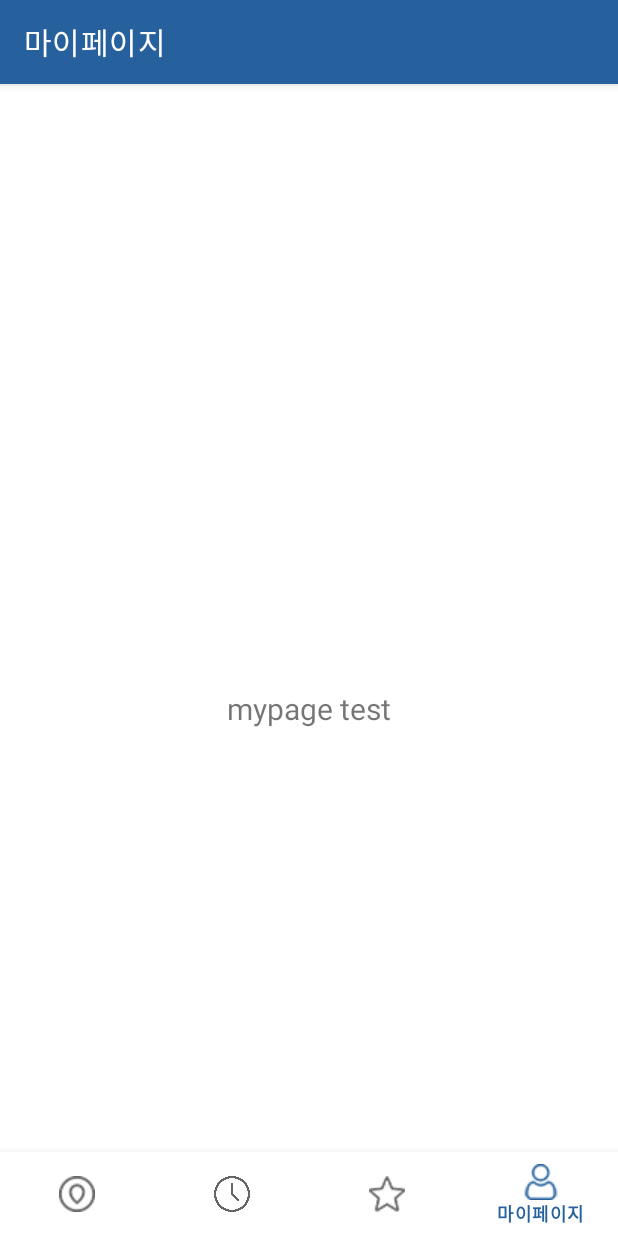
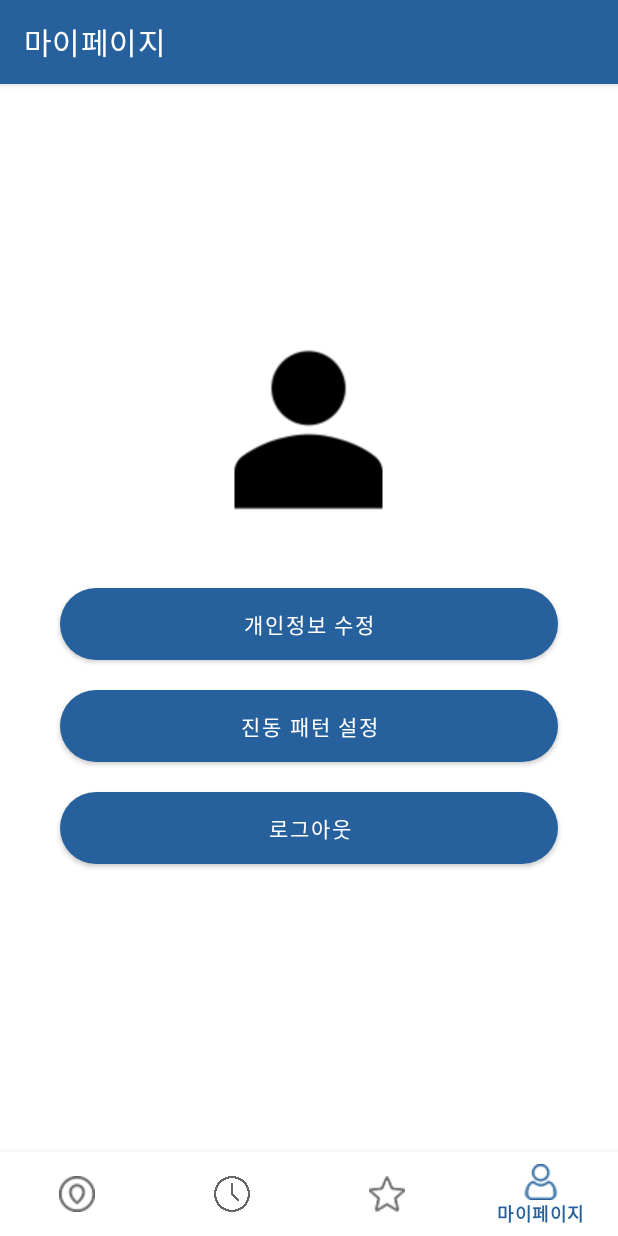
Before and after one commit to yamiblack/Polaris_Android, an Android app: the MyPageFragment screen opened through its navigation route, on a phone screen of 412 x 824 dp. Run offline under Robolectric (Android 15) with nearby library versions, the phone set to English and light mode, and no system bars; our stand-ins replace Firebase (no records; nobody signed in at launch, a user with empty details on screens opened directly), navigation-ui.

Commit message:
added mypage

```diff
--- a/app/src/main/java/com/bigdipper/android/polaris/ui/mypage/MyPageFragment.java
+++ b/app/src/main/java/com/bigdipper/android/polaris/ui/mypage/MyPageFragment.java
@@ -1,21 +1,46 @@
 package com.bigdipper.android.polaris.ui.mypage;
 
+import android.content.Context;
+import android.content.Intent;
 import android.os.Bundle;
 import android.view.LayoutInflater;
 import android.view.View;
 import android.view.ViewGroup;
+import android.widget.Button;
+import android.widget.Toast;
 
 import androidx.annotation.NonNull;
 import androidx.fragment.app.Fragment;
 
 import com.bigdipper.android.polaris.R;
+import com.bigdipper.android.polaris.ui.membership.LoginActivity;
+import com.google.firebase.auth.FirebaseAuth;
 
 public class MyPageFragment extends Fragment {
-
+    Button btnLogOut;
 
     public View onCreateView(@NonNull LayoutInflater inflater,
                              ViewGroup container, Bundle savedInstanceState) {
         View root = inflater.inflate(R.layout.fragment_mypage, container, false);
+
+        btnLogOut = root.findViewById(R.id.btn_logout);
+
+        btnLogOut.setOnClickListener(new View.OnClickListener() {
+            @Override
+            public void onClick(View view) {
+                FirebaseAuth.getInstance().signOut();
+                Toast.makeText(container.getContext(), "로그아웃에 성공했습니다.", Toast.LENGTH_SHORT).show();
+                startLogInActivity();
+            }
+        });
         return root;
     }
+
+
+    private void startLogInActivity() {
+        Intent intent = new Intent(getActivity(), LoginActivity.class);
+        intent.addFlags(Intent.FLAG_ACTIVITY_CLEAR_TOP);
+        startActivity(intent);
+    }
+
 }
--- /dev/null
+++ b/app/src/main/res/drawable-v24/button_blue_rounded.xml
@@ -0,0 +1,22 @@
+<?xml version="1.0" encoding="utf-8"?>
+
+<selector
+    xmlns:android="http://schemas.android.com/apk/res/android">
+    <item android:state_enabled="true">
+        <shape
+            android:shape="rectangle">
+            <solid
+                android:color="@color/colorPrimary"> </solid>
+            <corners
+                android:radius="50dp"> </corners>
+        </shape>
+    </item>
+</selector>
+
+<!--
+    android:shape="rectangle">
+<solid
+android:color="@color/colorAccent"> </solid>
+<corners
+android:radius="100dp"> </corners>
+-->
--- a/app/src/main/res/layout/fragment_mypage.xml
+++ b/app/src/main/res/layout/fragment_mypage.xml
@@ -1,23 +1,63 @@
 <?xml version="1.0" encoding="utf-8"?>
-<androidx.constraintlayout.widget.ConstraintLayout xmlns:android="http://schemas.android.com/apk/res/android"
-    xmlns:app="http://schemas.android.com/apk/res-auto"
-    xmlns:tools="http://schemas.android.com/tools"
+<LinearLayout xmlns:android="http://schemas.android.com/apk/res/android"
     android:layout_width="match_parent"
     android:layout_height="match_parent"
-    tools:context=".ui.favorite.FavoriteFragment">
+    android:background="@color/white"
+    android:orientation="vertical">
 
-    <TextView
-        android:id="@+id/text_dashboard"
+    <ImageView
+        android:layout_width="150dp"
+        android:layout_height="150dp"
+        android:layout_gravity="center"
+        android:layout_marginTop="100dp"
+        android:adjustViewBounds="true"
+        android:src="@drawable/ic_user"/>
+
+
+    <LinearLayout
         android:layout_width="match_parent"
-        android:layout_height="wrap_content"
-        android:layout_marginStart="8dp"
-        android:layout_marginTop="8dp"
-        android:layout_marginEnd="8dp"
-        android:text="mypage test"
-        android:gravity="center"
-        android:textSize="20sp"
-        app:layout_constraintBottom_toBottomOf="parent"
-        app:layout_constraintEnd_toEndOf="parent"
-        app:layout_constraintStart_toStartOf="parent"
-        app:layout_constraintTop_toTopOf="parent" />
-</androidx.constraintlayout.widget.ConstraintLayout>
+        android:layout_height="match_parent"
+        android:orientation="vertical"
+        android:padding="10dp">
+
+        <Button
+            android:id="@+id/btn_editInformation"
+            android:layout_width="match_parent"
+            android:layout_height="wrap_content"
+            android:layout_marginStart="30dp"
+            android:layout_marginTop="20dp"
+            android:layout_marginEnd="30dp"
+            android:background="@drawable/button_blue_rounded"
+            android:fontFamily="@font/nanumsquarebold"
+            android:text="개인정보 수정"
+            android:textColor="@color/white" />
+
+        <Button
+            android:id="@+id/btn_setVibrationPattern"
+            android:layout_width="match_parent"
+            android:layout_height="wrap_content"
+            android:layout_marginStart="30dp"
+            android:layout_marginTop="20dp"
+            android:layout_marginEnd="30dp"
+            android:background="@drawable/button_blue_rounded"
+            android:fontFamily="@font/nanumsquarebold"
+            android:text="진동 패턴 설정"
+            android:textColor="@color/white" />
+
+        <Button
+            android:id="@+id/btn_logout"
+            android:layout_width="match_parent"
+            android:layout_height="wrap_content"
+            android:layout_marginStart="30dp"
+            android:layout_marginTop="20dp"
+            android:layout_marginEnd="30dp"
+            android:background="@drawable/button_blue_rounded"
+            android:fontFamily="@font/nanumsquarebold"
+            android:text="로그아웃"
+            android:textColor="@color/white" />
+
+
+
+    </LinearLayout>
+
+</LinearLayout>
```
Also changed, not shown: app/src/main/res/drawable-v24/ic_user.png (added).
